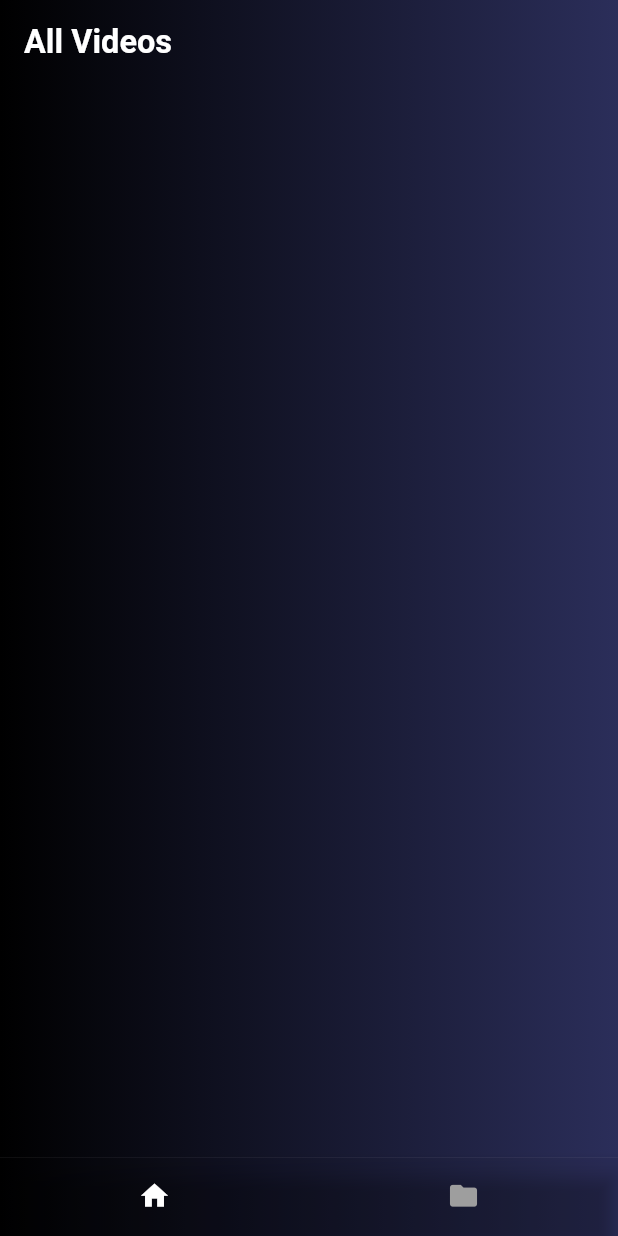
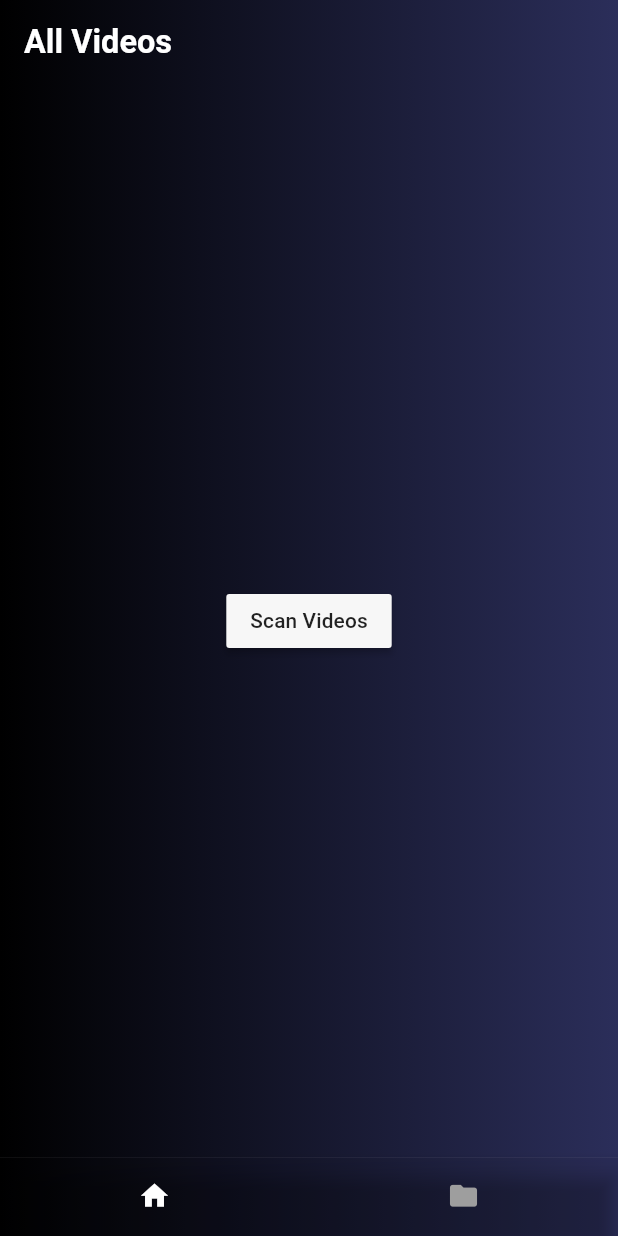
Before and after one commit to ItsRahul007/video_player, a Flutter app: the screen it shows after launch, on a phone screen of 412 x 824 dp. Run offline on Flutter 3.47's test engine with Material 3 defaults, Android fonts, the light colour scheme and no system bars; our stand-ins replace flutter_riverpod, flutter_screenutil, flutter_widget_from_html_core, permission_handler, visibility_detector, wakelock_plus; missing offline and left inert: get_thumbnail_video.

Commit message:
fixed the initial video not getting issue

```diff
--- a/lib/providers/video_provider.dart
+++ b/lib/providers/video_provider.dart
@@ -153,7 +153,5 @@ class VideoProvider extends StateNotifier<VideoProviderState> {
 
 final videoProvider =
     StateNotifierProvider<VideoProvider, VideoProviderState>((ref) {
-  final controller = VideoProvider();
-  controller.init();
-  return controller;
+  return VideoProvider();
 });
--- a/lib/screens/all_videos.dart
+++ b/lib/screens/all_videos.dart
@@ -3,6 +3,7 @@ import 'package:flutter_riverpod/flutter_riverpod.dart';
 import 'package:video_player/constants/widget_list.dart';
 import 'package:video_player/providers/permission_provider.dart';
 import 'package:video_player/providers/video_provider.dart';
+import 'package:video_player/widgets/no_videos.dart';
 import 'package:video_player/widgets/single_video_file.dart';
 import 'package:video_player/widgets/text.dart';
 
@@ -22,7 +23,7 @@ class _AllVideosState extends ConsumerState<AllVideos> {
       if (!permission) {
         ref.read(permissionProvider.notifier).manualRequestPermission();
       } else {
-        ref.read(videoProvider.notifier).getAllVideos();
+        ref.read(videoProvider.notifier).init();
       }
     });
     super.initState();
@@ -31,10 +32,17 @@ class _AllVideosState extends ConsumerState<AllVideos> {
   @override
   Widget build(BuildContext context) {
     final permission = ref.watch(permissionProvider);
-    final videos = ref.read(videoProvider);
+    final videos = ref.watch(videoProvider);
 
     if (permission.isLoading || videos.isLoading) {
-      return Center(child: CircularProgressIndicator());
+      return Center(
+          child: CircularProgressIndicator(
+        color: Colors.white,
+      ));
+    }
+
+    if (videos.videoFiles.isEmpty) {
+      return NoVideos();
     }
 
     if (!permission.havePermission) {
--- /dev/null
+++ b/lib/widgets/no_videos.dart
@@ -0,0 +1,25 @@
+import 'package:flutter/material.dart';
+import 'package:flutter_riverpod/flutter_riverpod.dart';
+import 'package:flutter_screenutil/flutter_screenutil.dart';
+import 'package:video_player/providers/video_provider.dart';
+import 'package:video_player/widgets/text.dart';
+
+class NoVideos extends ConsumerWidget {
+  const NoVideos({super.key});
+
+  @override
+  Widget build(BuildContext context, WidgetRef ref) {
+    return Center(
+        child: MaterialButton(
+      color: const Color.fromARGB(255, 247, 247, 247),
+      child: TextWidget(
+        text: "Scan Videos",
+        color: Colors.black87,
+        fontSize: 16.sp,
+      ),
+      onPressed: () {
+        ref.read(videoProvider.notifier).getAllVideos();
+      },
+    ));
+  }
+}
```
Also changed, not shown: lib/screens/folder_videos.dart (+26 -1 lines), 3 other files.
